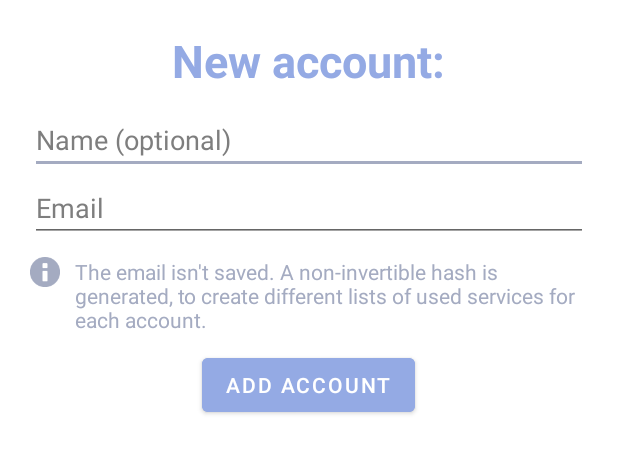
After one commit to Bregaa/MyPasswordsAndroidApp, an Android app: the layout popup_add_account.xml on its own in the app's theme, with its tools: preview values and no code run, on a phone screen of 412 x 824 dp. The commit adds this screen. Shown: the top 453 px of the screen. Run offline under Robolectric (Android 15) with nearby library versions, the phone set to English and light mode, and no system bars.

Commit message:
Added item in the drawer menu that opens a popup allowing the user to add a new account

```diff
--- a/app/src/main/java/it/matteobreganni/mypasswords/ui/MainActivity.java
+++ b/app/src/main/java/it/matteobreganni/mypasswords/ui/MainActivity.java
@@ -2,6 +2,7 @@ package it.matteobreganni.mypasswords.ui;
 
 import androidx.annotation.NonNull;
 import androidx.appcompat.app.ActionBarDrawerToggle;
+import androidx.appcompat.app.AlertDialog;
 import androidx.appcompat.app.AppCompatActivity;
 import androidx.core.view.GravityCompat;
 import androidx.fragment.app.Fragment;
@@ -14,6 +15,7 @@ import android.os.Bundle;
 import android.util.Log;
 import android.view.MenuItem;
 import android.view.View;
+import android.widget.Button;
 
 import com.google.android.material.navigation.NavigationView;
 
@@ -49,6 +51,17 @@ public class MainActivity extends AppCompatActivity {
             public boolean onNavigationItemSelected(@NonNull MenuItem item) {
                 int id = item.getItemId();
                 // TODO: if needed
+                binding.drawerLayout.closeDrawer(GravityCompat.START);
+                return true;
+            }
+        });
+
+        //Handles the drawer menu's "add account" button
+        MenuItem addButton = binding.drawerNavigationView.getMenu().findItem(R.id.addAccount);
+        addButton.setOnMenuItemClickListener(new MenuItem.OnMenuItemClickListener() {
+            @Override
+            public boolean onMenuItemClick(MenuItem item) {
+                showAddAccountDialog();
                 binding.drawerLayout.closeDrawer(GravityCompat.START);
                 return true;
             }
@@ -109,4 +122,23 @@ public class MainActivity extends AppCompatActivity {
             binding.homeFabButton.setImageTintList(ColorStateList.valueOf(getResources().getColor(R.color.bottomMenuUnselectedItem, getTheme())));
         }
     }
+
+    private void showAddAccountDialog() {
+        AlertDialog.Builder builder = new AlertDialog.Builder(this);
+        final View customLayout = getLayoutInflater().inflate(R.layout.popup_add_account, null);
+        builder.setView(customLayout);
+
+        AlertDialog dialog = builder.create();
+
+        Button submitButton = customLayout.findViewById(R.id.buttonSubmit);
+        submitButton.setOnClickListener(new View.OnClickListener() {
+            @Override
+            public void onClick(View v) {
+                // Handle submit button click
+                dialog.dismiss();
+            }
+        });
+
+        dialog.show();
+    }
 }
--- a/app/src/main/res/layout/activity_main.xml
+++ b/app/src/main/res/layout/activity_main.xml
@@ -67,4 +67,5 @@
         app:itemShapeAppearanceOverlay="@style/DrawerMenuRoundedItems"
         app:headerLayout="@layout/drawer_menu_header"/>
 
+
 </androidx.drawerlayout.widget.DrawerLayout>
--- /dev/null
+++ b/app/src/main/res/layout/popup_add_account.xml
@@ -0,0 +1,65 @@
+<?xml version="1.0" encoding="utf-8"?>
+<LinearLayout xmlns:android="http://schemas.android.com/apk/res/android"
+    xmlns:app="http://schemas.android.com/apk/res-auto"
+    android:layout_width="match_parent"
+    android:layout_height="match_parent"
+    android:orientation="vertical"
+    android:background="@color/popupBackground"
+    android:padding="20dp">
+
+    <TextView
+        android:layout_width="wrap_content"
+        android:layout_height="wrap_content"
+        android:textSize="30sp"
+        android:text="New account:"
+        android:textStyle="bold"
+        android:textColor="@color/popupPrimary"
+        android:layout_marginBottom="10dp"
+        android:layout_gravity="center" />
+
+    <EditText
+        android:id="@+id/editTextAccountName"
+        android:layout_width="match_parent"
+        android:layout_height="wrap_content"
+        android:textColorHint="@color/popupHintText"
+        android:hint="Name (optional)" />
+
+    <EditText
+        android:id="@+id/editTextAccountEmail"
+        android:layout_width="match_parent"
+        android:layout_height="wrap_content"
+        android:textColorHint="@color/popupHintText"
+        android:hint="Email" />
+
+    <LinearLayout
+        android:layout_width="match_parent"
+        android:layout_height="wrap_content"
+        android:orientation="horizontal"
+        android:layout_marginTop="10dp"
+        android:layout_marginBottom="10dp">
+
+        <ImageView
+            android:layout_width="20sp"
+            android:layout_height="20sp"
+            android:src="@android:drawable/ic_dialog_info"
+            android:contentDescription="Info Icon"
+            app:tint="@color/popupSecondary"
+            android:layout_marginEnd="10dp" />
+
+        <TextView
+            android:layout_width="wrap_content"
+            android:layout_height="wrap_content"
+            android:text="The email isn't saved. A non-invertible hash is generated, to create different lists of used services for each account."
+            android:textSize="14sp"
+            android:textColor="@color/popupSecondary" />
+    </LinearLayout>
+
+    <Button
+        android:id="@+id/buttonSubmit"
+        android:layout_width="wrap_content"
+        android:layout_height="wrap_content"
+        android:text="Add account"
+        android:backgroundTint="@color/popupPrimary"
+        android:layout_gravity="center"/>
+
+</LinearLayout>
--- a/app/src/main/res/menu/drawer_menu.xml
+++ b/app/src/main/res/menu/drawer_menu.xml
@@ -1,6 +1,8 @@
 <?xml version="1.0" encoding="utf-8"?>
 <menu xmlns:android="http://schemas.android.com/apk/res/android">
-    <group android:checkableBehavior="single">
+    <group
+        android:checkableBehavior="single"
+        android:id="@+id/drawerGroup1">
         <item
             android:id="@+id/nav_home"
             android:title="Home"/>
@@ -10,5 +12,14 @@
         <item
             android:id="@+id/nav_slideshow"
             android:title="Slideshow"/>
+
     </group>
+    <group android:id="@+id/drawerGroup2">
+        <item
+            android:id="@+id/addAccount"
+            android:title="Add"
+            android:icon="@drawable/ic_baseline_add_24"
+            android:layout_gravity="center"/>
+    </group>
+
 </menu>
--- a/app/src/main/res/values-night/colors.xml
+++ b/app/src/main/res/values-night/colors.xml
@@ -23,4 +23,10 @@
     <color name="drawerMenuItemSelectedBackground">@android:color/system_accent1_100</color>
     <color name="drawerMenuBackground">#131313</color>
     <color name="drawerMenuHeader">@android:color/system_accent1_600</color>
+
+    <!--Popup colors-->
+    <color name="popupBackground">#131313</color>
+    <color name="popupPrimary">@android:color/system_accent1_400</color>
+    <color name="popupSecondary">@android:color/system_accent2_400</color>
+    <color name="popupHintText">#7E7E7E</color>
 </resources>
--- a/app/src/main/res/values/colors.xml
+++ b/app/src/main/res/values/colors.xml
@@ -23,4 +23,11 @@
     <color name="drawerMenuItemSelectedBackground">@android:color/system_accent1_300</color>
     <color name="drawerMenuBackground">#FFFFFFFF</color>
     <color name="drawerMenuHeader">@android:color/system_accent1_300</color>
+
+    <!--Popup colors-->
+    <color name="popupBackground">#FFFFFFFF</color>
+    <color name="popupPrimary">@android:color/system_accent1_300</color>
+    <color name="popupSecondary">@android:color/system_accent2_300</color>
+    <color name="popupHintText">#7E7E7E</color>
+
     </resources>
```
